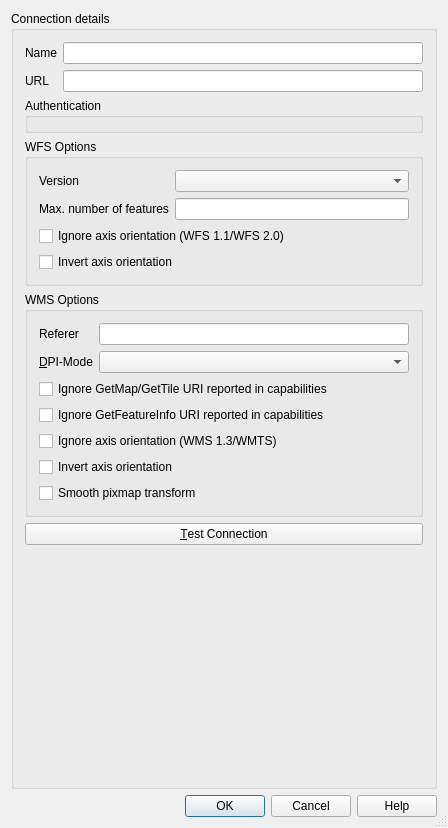
Above: src/ui/qgsnewhttpconnectionbase.ui from qgis/QGIS before the change. Below: the same form after it.
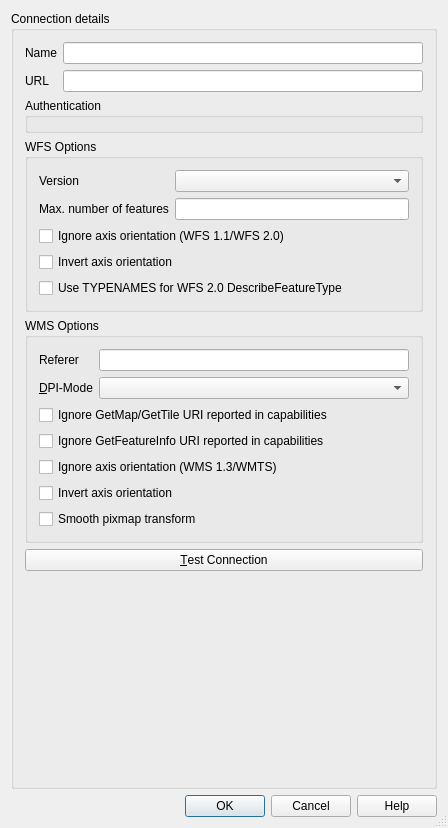
That is the form after the change. Custom widgets are drawn as their Qt base class.

Commit message:
[WFS provider] Add a GUI option to ask WFS 2.0 DescribeFeatureType to use non conformant TYPENAMES keyword (fixes #18882)
Following the revert of ccb4c80f8a6d2bb179258f1ffec0dc9a447ca465 done in
7511d1ffdb867f3bd19bf0697afa5c49ae6b621d, we add a manual option to let
the user decide if they want to use the non conformant TYPENAMES keyword
for DescribeFeatureType
As far as we know, there is no clean way of automating this that wouldn't
have adverse consequences for conformant servers.

```diff
--- a/src/ui/qgsnewhttpconnectionbase.ui
+++ b/src/ui/qgsnewhttpconnectionbase.ui
@@ -46,6 +46,13 @@
            </property>
           </widget>
          </item>
+         <item row="4" column="0" colspan="2">
+          <widget class="QCheckBox" name="cbxWfs2TypenamesDescribeFeatureType">
+           <property name="text">
+            <string>Use TYPENAMES for WFS 2.0 DescribeFeatureType</string>
+           </property>
+          </widget>
+         </item>
          <item row="1" column="0">
           <widget class="QLabel" name="lblMaxNumFeatures">
            <property name="text">
```
Left out of the diff: 17 changed lines with no effect on the pictures. The commit also changes 9 other files.
